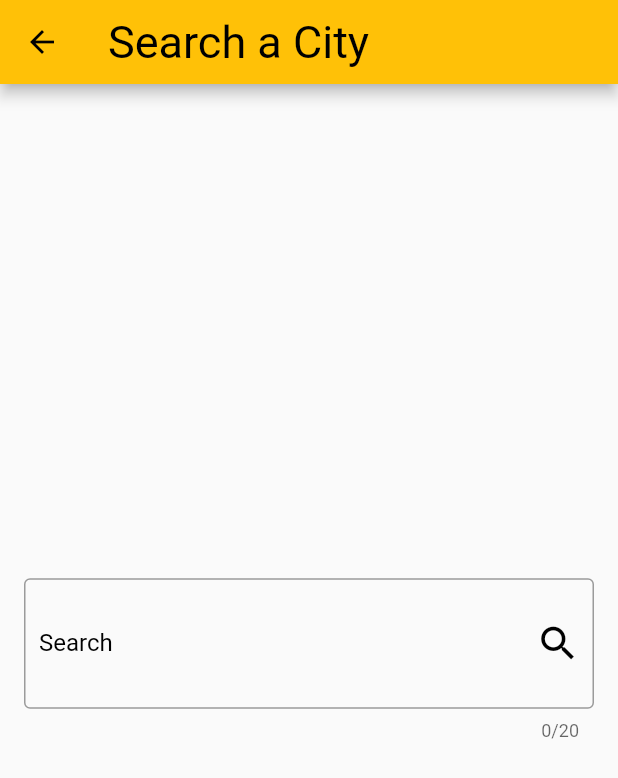
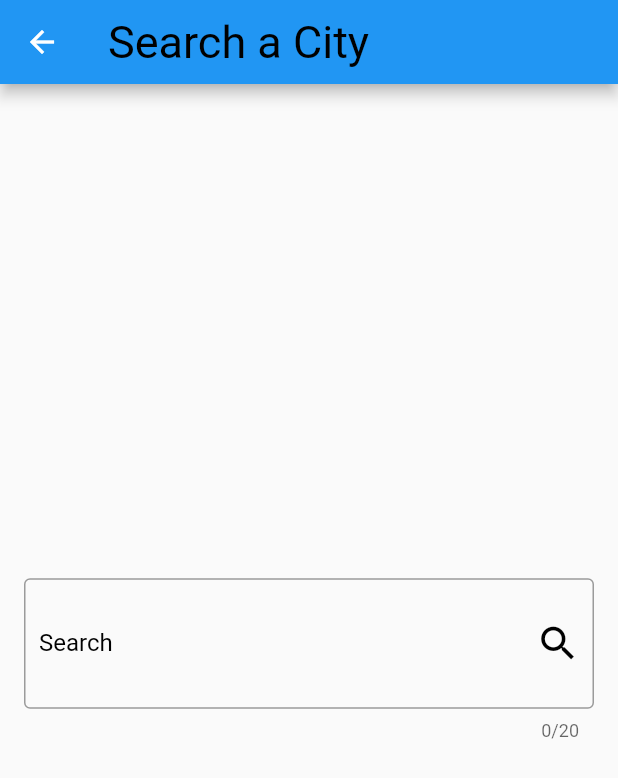
Before and after one commit to Mohamed-Abdel-Rahem/weather_app, a Flutter app: the screen it shows after launch, after a tap on the "search" icon, on a phone screen of 412 x 824 dp. Shown: the top 778 px of the screen. Run offline on Flutter 3.47's test engine with Material 3 defaults, Android fonts, the phone set to English and light mode, and no system bars; our stand-ins replace dio, flutter_bloc.

Commit message:
finsh app

```diff
--- a/lib/cubits/get_weather_cubit/get_weather_cubit.dart
+++ b/lib/cubits/get_weather_cubit/get_weather_cubit.dart
@@ -7,7 +7,7 @@ import 'package:weather_app/services/weather_services.dart';
 class GetWeatherCubit extends Cubit<WeatherState> {
   GetWeatherCubit() : super(WeatherInitialState());
   //sent intial state when open app
-  late WeatherModel weatherModel;
+  WeatherModel? weatherModel;
   getWeather({required String cityName}) async {
     try {
       weatherModel = await WeatherServices(
--- a/lib/main.dart
+++ b/lib/main.dart
@@ -1,6 +1,7 @@
 import 'package:flutter/material.dart';
 import 'package:flutter_bloc/flutter_bloc.dart';
 import 'package:weather_app/cubits/get_weather_cubit/get_weather_cubit.dart';
+import 'package:weather_app/cubits/get_weather_cubit/get_weather_states.dart';
 import 'package:weather_app/screens/home_view.dart';
 
 void main() {
@@ -14,13 +15,96 @@ class WeatherApp extends StatelessWidget {
   Widget build(BuildContext context) {
     return BlocProvider(
       create: (context) => GetWeatherCubit(),
-      child: MaterialApp(
-        theme: ThemeData(
-          useMaterial3: false,
-          primarySwatch: Colors.amber,
-        ),
-        home: const HomeView(),
-      ),
+      child: Builder(builder: (context) {
+        return BlocBuilder<GetWeatherCubit, WeatherState>(
+          builder: (context, state) {
+            return MaterialApp(
+              theme: ThemeData(
+                useMaterial3: false,
+                primarySwatch: getThemeColor(
+                  BlocProvider.of<GetWeatherCubit>(context)
+                      .weatherModel
+                      ?.weatherCondition,
+                ),
+              ),
+              home: const HomeView(),
+            );
+          },
+        );
+      }),
     );
   }
 }
+
+MaterialColor getThemeColor(String? condition) {
+  if (condition == null) return Colors.blue;
+  switch (condition) {
+    case 'Sunny':
+    case 'Clear':
+      return Colors.orange;
+
+    case 'Partly cloudy':
+    case 'Cloudy':
+    case 'Overcast':
+      return Colors.blueGrey;
+
+    case 'Mist':
+    case 'Fog':
+    case 'Freezing fog':
+      return Colors.grey;
+
+    case 'Patchy rain possible':
+    case 'Light drizzle':
+    case 'Patchy light drizzle':
+    case 'Patchy light rain':
+    case 'Light rain':
+    case 'Light rain shower':
+      return Colors.lightBlue;
+
+    case 'Moderate rain at times':
+    case 'Moderate rain':
+    case 'Heavy rain at times':
+    case 'Heavy rain':
+    case 'Torrential rain shower':
+    case 'Moderate or heavy rain shower':
+    case 'Light showers of ice pellets':
+    case 'Moderate or heavy showers of ice pellets':
+    case 'Patchy light rain with thunder':
+    case 'Moderate or heavy rain with thunder':
+    case 'Patchy snow possible':
+    case 'Patchy light snow':
+    case 'Light snow':
+    case 'Patchy moderate snow':
+    case 'Moderate snow':
+    case 'Patchy heavy snow':
+    case 'Heavy snow':
+    case 'Blowing snow':
+    case 'Blizzard':
+    case 'Light snow showers':
+    case 'Moderate or heavy snow showers':
+    case 'Patchy light snow with thunder':
+    case 'Moderate or heavy snow with thunder':
+      return Colors.blue;
+
+    case 'Patchy freezing drizzle possible':
+    case 'Freezing drizzle':
+    case 'Heavy freezing drizzle':
+    case 'Light freezing rain':
+    case 'Moderate or heavy freezing rain':
+    case 'Patchy sleet possible':
+    case 'Light sleet':
+    case 'Moderate or heavy sleet':
+    case 'Light sleet showers':
+    case 'Moderate or heavy sleet showers':
+      return Colors.cyan;
+
+    case 'Thundery outbreaks possible':
+      return Colors.purple;
+
+    case 'Ice pellets':
+      return Colors.teal;
+
+    default:
+      return Colors.blue; // Default color for unhandled conditions
+  }
+}
--- a/lib/screens/home_view.dart
+++ b/lib/screens/home_view.dart
@@ -4,7 +4,6 @@ import 'package:weather_app/cubits/get_weather_cubit/get_weather_cubit.dart';
 import 'package:weather_app/cubits/get_weather_cubit/get_weather_states.dart';
 import 'package:weather_app/screens/search_view.dart';
 import 'package:weather_app/widgets/no_weather_body.dart';
-import 'package:weather_app/widgets/text_widget.dart';
 import 'package:weather_app/widgets/weather_info_body.dart';
 
 class HomeView extends StatefulWidget {
@@ -49,7 +48,7 @@ class _HomeViewState extends State<HomeView> {
         } else if (state is WeatherLoadedState) {
           return WeatherInfoBody();
         } else {
-          return const Text('opps there was an error!');
+          return const Center(child: Text('opps there was an error!'));
         }
       }),
     );
--- a/lib/widgets/no_weather_body.dart
+++ b/lib/widgets/no_weather_body.dart
@@ -25,7 +25,7 @@ class NoWeatherBody extends StatelessWidget {
         ),
         backgroundColor: Colors.blue,
       ),*/
-      body: const Padding(
+      body: Padding(
         padding: EdgeInsets.symmetric(horizontal: 16),
         child: Column(
           mainAxisAlignment: MainAxisAlignment.center,
--- a/lib/widgets/weather_info_body.dart
+++ b/lib/widgets/weather_info_body.dart
@@ -1,6 +1,8 @@
 import 'package:flutter/material.dart';
 import 'package:flutter_bloc/flutter_bloc.dart';
 import 'package:weather_app/cubits/get_weather_cubit/get_weather_cubit.dart';
+import 'package:weather_app/main.dart';
+import 'package:weather_app/models/weather_model.dart';
 import 'package:weather_app/widgets/text_widget.dart';
 
 class WeatherInfoBody extends StatelessWidget {
@@ -8,7 +10,8 @@ class WeatherInfoBody extends StatelessWidget {
 
   @override
   Widget build(BuildContext context) {
-    var weatherModel = BlocProvider.of<GetWeatherCubit>(context).weatherModel;
+    WeatherModel weatherModel =
+        BlocProvider.of<GetWeatherCubit>(context).weatherModel!;
     weatherModel.image!.contains('https');
     return Scaffold(
       /*  appBar: AppBar(
@@ -19,7 +22,19 @@ class WeatherInfoBody extends StatelessWidget {
         ),
         backgroundColor: Colors.blue,
       ),*/
-      body: Padding(
+      body: Container(
+        decoration: BoxDecoration(
+          gradient: LinearGradient(
+            begin: Alignment.topCenter,
+            end: Alignment.bottomCenter,
+            colors: [
+              getThemeColor(weatherModel.weatherCondition),
+              getThemeColor(weatherModel.weatherCondition)[300]!,
+              getThemeColor(weatherModel.weatherCondition)[50]!
+            ],
+          ),
+        ),
+        child: Padding(
           padding: const EdgeInsets.symmetric(horizontal: 16),
           child: Column(
             mainAxisAlignment: MainAxisAlignment.center,
@@ -79,6 +94,7 @@ class WeatherInfoBody extends StatelessWidget {
             ],
           ),
         ),
+      ),
     );
   }
 }
```
Lines whose indentation alone changed are shown as unchanged.
